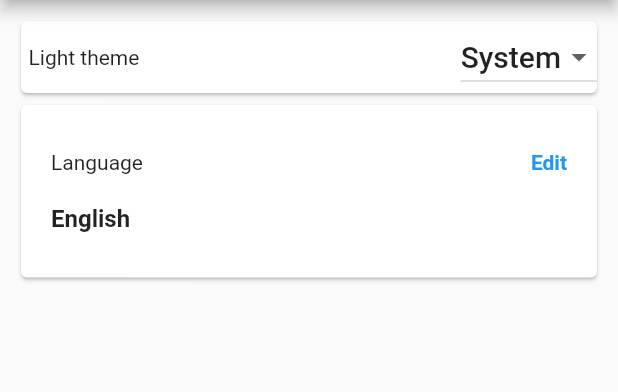
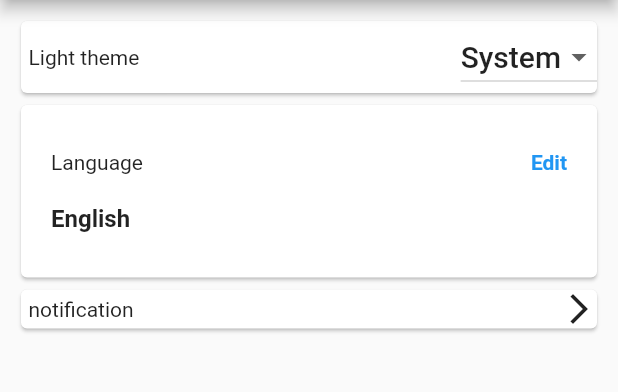
Before and after one commit to Saw-YanLinOo/ecommerceui, a Flutter app: the Setting screen opened by its route, on a phone screen of 412 x 824 dp, the part 84-476 px from its top. Run offline on Flutter 3.47's test engine with Material 2 defaults, Android fonts, the phone set to English and light mode, and no system bars; our stand-ins replace easy_localization, firebase_core, firebase_messaging, flutter_local_notifications, geocoding, geolocator and 3 more; missing offline and left inert: app_settings; accounts and stored records are empty.

Commit message:
adding push notification via FCM console with firebase

```diff
--- a/lib/config/config.dart
+++ /dev/null
@@ -1,6 +0,0 @@
-// library config.globals;
-// import 'package:ecommerceui/provider/theme_provider.dart';
-// import 'package:hive/hive.dart';
-//
-// ThemeProvider currentTheme = ThemeProvider();
-// Box? box;
--- a/lib/screen/drawer/setting.dart
+++ b/lib/screen/drawer/setting.dart
@@ -1,5 +1,6 @@
 import 'dart:async';
 
+import 'package:app_settings/app_settings.dart';
 import 'package:easy_localization/easy_localization.dart';
 import 'package:ecommerceui/config/config.dart';
 import 'package:ecommerceui/screen/home.dart';
@@ -7,6 +8,7 @@ import 'package:flutter/material.dart';
 import 'package:provider/provider.dart';
 
 import '../../provider/theme_provider.dart';
+import '../../widget/LanguageDialog.dart';
 
 class Setting extends StatelessWidget {
 
@@ -40,7 +42,67 @@ class Setting extends StatelessWidget {
           padding: const EdgeInsets.all(10.0),
           child: ListView(
             children: [
-              Card(
+              themeSetting(context,provider),
+              languageSetting(context),
+              notificationSetting(context),
+            ],
+          ),
+        ),
+      ),
+    );
+  }
+
+  Card languageSetting(BuildContext context) {
+    return Card(
+              child: Column(
+                crossAxisAlignment: CrossAxisAlignment.start,
+                children: [
+                  Padding(
+                    padding: const EdgeInsets.only(top: 30,left: 20,bottom: 10,right: 20),
+                    child: Row(
+                      mainAxisAlignment: MainAxisAlignment.spaceBetween,
+                      children: [
+                        Text('language'.tr()),
+                        GestureDetector(
+                          onTap: () async {
+                            showDialog(
+                              context: context,
+                              barrierDismissible: true,
+                              // false = user must tap button, true = tap outside dialog
+                              builder: (BuildContext dialogContext) {
+                                return LanguageDialog(
+                                    selectLanguage: selectLanguage,
+                                    languageList: languageList
+                                );
+                              },
+                            );
+                          },
+                          child: Text('edit'.tr(),
+                            style: const TextStyle(
+                              fontWeight: FontWeight.bold,
+                              color: Colors.blue
+                            ),
+                          ),
+                        ),
+                      ],
+                    ),
+                  ),
+                  Padding(
+                    padding: const EdgeInsets.only(bottom: 30,left: 20,top: 10,right: 20),
+                    child: Text('change_language'.tr(),
+                      style: const TextStyle(
+                        fontSize: 16,
+                        fontWeight: FontWeight.bold,
+                      ),
+                    ),
+                  )
+                ],
+              ),
+            );
+  }
+
+  Widget themeSetting(BuildContext context,var provider){
+    return Card(
       child: Row(
         mainAxisAlignment: MainAxisAlignment.spaceBetween,
         children: [
@@ -86,116 +148,31 @@ class Setting extends StatelessWidget {
           ),
         ],
       ),
-              ),
-              Card(
-                child: Column(
-                  crossAxisAlignment: CrossAxisAlignment.start,
-                  children: [
-                    Padding(
-                      padding: const EdgeInsets.only(top: 30,left: 20,bottom: 10,right: 20),
+    );
+  }
+
+  Widget notificationSetting(BuildContext context) {
+    return GestureDetector(
+      onTap: (){
+        AppSettings.openNotificationSettings();
+      },
+      child: Card(
         child: Row(
           mainAxisAlignment: MainAxisAlignment.spaceBetween,
           children: [
-                          Text('language'.tr()),
-                          GestureDetector(
-                            onTap: () async {
-                              showDialog(
-                                context: context,
-                                barrierDismissible: true,
-                                // false = user must tap button, true = tap outside dialog
-                                builder: (BuildContext dialogContext) {
-                                  return LanguageDialog(
-                                      selectLanguage: selectLanguage,
-                                      languageList: languageList
-                                  );
-                                },
-                              );
-                            },
-                            child: Text('edit'.tr(),
-                              style: const TextStyle(
-                                fontWeight: FontWeight.bold,
-                                color: Colors.blue
-                              ),
+            Padding(
+                padding: const EdgeInsets.all(5.0),
+                child: Text('notification'.tr())),
+            const Positioned.fill(
+              top: 80,
+              child: Align(
+                  alignment: Alignment.topCenter,
+                  child: Icon(Icons.arrow_forward_ios)
               ),
             ),
           ],
         ),
       ),
-                    Padding(
-                      padding: const EdgeInsets.only(bottom: 30,left: 20,top: 10,right: 20),
-                      child: Text('change_language'.tr(),
-                        style: const TextStyle(
-                          fontSize: 16,
-                          fontWeight: FontWeight.bold,
-                        ),
-                      ),
-                    )
-                  ],
-                ),
-              ),
-            ],
-          ),
-        ),
-      ),
     );
   }
 }
-
-class LanguageDialog extends StatefulWidget {
-  final String selectLanguage;
-  final Map<String,String> languageList;
-
-  const LanguageDialog({Key? key,required this.selectLanguage,required this.languageList}) : super(key: key);
-
-  @override
-  _LanguageDialogState createState() => _LanguageDialogState();
-}
-
-class _LanguageDialogState extends State<LanguageDialog> {
-
-  late String selectLanguage = widget.selectLanguage;
-  late Map<String,String> languageList = widget.languageList;
-
-  @override
-  Widget build(BuildContext context) {
-    return AlertDialog(
-      title: const Text('Select Language'),
-      content: SizedBox(
-        width: double.maxFinite,
-        child: ListView.builder(
-          itemCount: languageList.length,
-          itemBuilder:(context,index){
-            return ListTile(
-              leading: Radio(
-                value: languageList.keys.elementAt(index),
-                groupValue: selectLanguage,
-                onChanged: (value){
-                  setState(() {
-                    selectLanguage = value.toString();
-                  });
-                },
-              ),
-              title: Text(languageList.values.elementAt(index)),
-            );
-          },
-        ),
-      ),
-      actions: [
-        TextButton(
-          child: Text('cancel'.tr()),
-          onPressed: () {
-            Navigator.of(context)
-                .pop(); // Dismiss alert dialog
-          },
-        ),
-        TextButton(
-          child: Text('select'.tr()),
-          onPressed: () {
-            context.setLocale(Locale(selectLanguage.split('_').first,selectLanguage.split('_').last));
-            Navigator.pop(context);
-          },
-        ),
-      ],
-    );
-  }
-}
```
Also changed, not shown: lib/main.dart (+7 -2 lines), lib/service/push_notification.dart (added, +116 -0 lines), lib/widget/LanguageDialog.dart (added, +61 -0 lines), pubspec.yaml (+10 -1 lines), assets/images/logo.png (added), pubspec.lock, 33 other files. Lines whose indentation alone changed are shown as unchanged.
